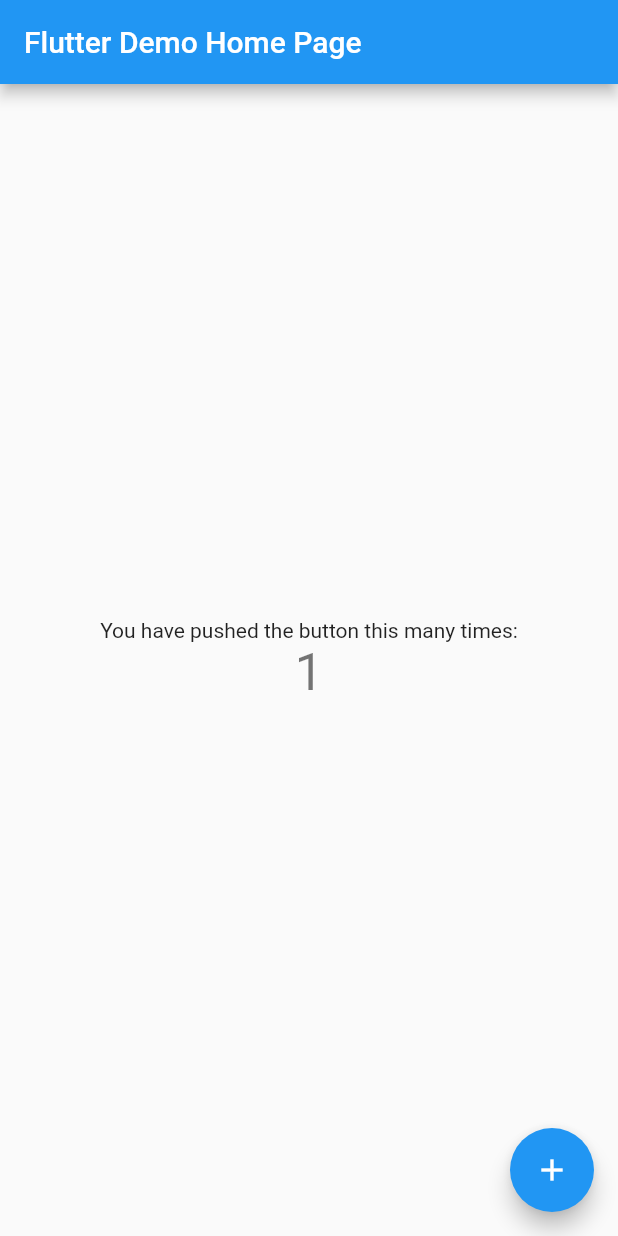
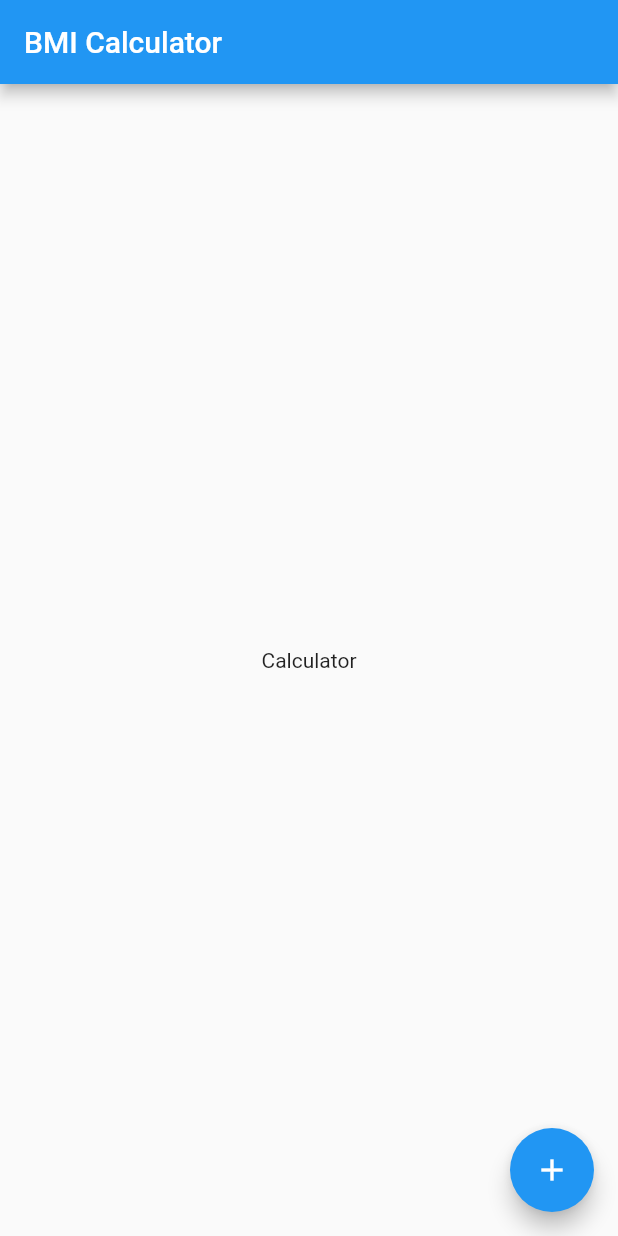
Before and after one commit to nestorsgarzonc/BMI_calculator, a Flutter app: the screen it shows after launch, after a tap on the "add" icon, on a phone screen of 412 x 824 dp. Run offline on Flutter 3.47's test engine with Material 2 defaults, Android fonts, the phone set to English and light mode, and no system bars.

Commit message:
init proyect

```diff
--- a/lib/main.dart
+++ b/lib/main.dart
@@ -3,109 +3,34 @@ import 'package:flutter/material.dart';
 void main() => runApp(MyApp());
 
 class MyApp extends StatelessWidget {
-  // This widget is the root of your application.
   @override
   Widget build(BuildContext context) {
     return MaterialApp(
-      title: 'Flutter Demo',
-      theme: ThemeData(
-        // This is the theme of your application.
-        //
-        // Try running your application with "flutter run". You'll see the
-        // application has a blue toolbar. Then, without quitting the app, try
-        // changing the primarySwatch below to Colors.green and then invoke
-        // "hot reload" (press "r" in the console where you ran "flutter run",
-        // or simply save your changes to "hot reload" in a Flutter IDE).
-        // Notice that the counter didn't reset back to zero; the application
-        // is not restarted.
-        primarySwatch: Colors.blue,
-      ),
-      home: MyHomePage(title: 'Flutter Demo Home Page'),
+      title: 'Material App',
+      home: InputPage(),
     );
   }
 }
 
-class MyHomePage extends StatefulWidget {
-  MyHomePage({Key key, this.title}) : super(key: key);
-
-  // This widget is the home page of your application. It is stateful, meaning
-  // that it has a State object (defined below) that contains fields that affect
-  // how it looks.
-
-  // This class is the configuration for the state. It holds the values (in this
-  // case the title) provided by the parent (in this case the App widget) and
-  // used by the build method of the State. Fields in a Widget subclass are
-  // always marked "final".
-
-  final String title;
+class InputPage extends StatefulWidget {
+  InputPage({Key key}) : super(key: key);
 
   @override
-  _MyHomePageState createState() => _MyHomePageState();
+  _InputPageState createState() => _InputPageState();
 }
 
-class _MyHomePageState extends State<MyHomePage> {
-  int _counter = 0;
-
-  void _incrementCounter() {
-    setState(() {
-      // This call to setState tells the Flutter framework that something has
-      // changed in this State, which causes it to rerun the build method below
-      // so that the display can reflect the updated values. If we changed
-      // _counter without calling setState(), then the build method would not be
-      // called again, and so nothing would appear to happen.
-      _counter++;
-    });
-  }
-
+class _InputPageState extends State<InputPage> {
   @override
   Widget build(BuildContext context) {
-    // This method is rerun every time setState is called, for instance as done
-    // by the _incrementCounter method above.
-    //
-    // The Flutter framework has been optimized to make rerunning build methods
-    // fast, so that you can just rebuild anything that needs updating rather
-    // than having to individually change instances of widgets.
     return Scaffold(
       appBar: AppBar(
-        // Here we take the value from the MyHomePage object that was created by
-        // the App.build method, and use it to set our appbar title.
-        title: Text(widget.title),
+        title: Text('BMI Calculator'),
       ),
-      body: Center(
-        // Center is a layout widget. It takes a single child and positions it
-        // in the middle of the parent.
-        child: Column(
-          // Column is also a layout widget. It takes a list of children and
-          // arranges them vertically. By default, it sizes itself to fit its
-          // children horizontally, and tries to be as tall as its parent.
-          //
-          // Invoke "debug painting" (press "p" in the console, choose the
-          // "Toggle Debug Paint" action from the Flutter Inspector in Android
-          // Studio, or the "Toggle Debug Paint" command in Visual Studio Code)
-          // to see the wireframe for each widget.
-          //
-          // Column has various properties to control how it sizes itself and
-          // how it positions its children. Here we use mainAxisAlignment to
-          // center the children vertically; the main axis here is the vertical
-          // axis because Columns are vertical (the cross axis would be
-          // horizontal).
-          mainAxisAlignment: MainAxisAlignment.center,
-          children: <Widget>[
-            Text(
-              'You have pushed the button this many times:',
-            ),
-            Text(
-              '$_counter',
-              style: Theme.of(context).textTheme.display1,
-            ),
-          ],
-        ),
+      body: Center(child: Text('Calculator')),
+      floatingActionButton: FloatingActionButton(
+        child: Icon(Icons.add),
+        onPressed: () {},
       ),
-      floatingActionButton: FloatingActionButton(
-        onPressed: _incrementCounter,
-        tooltip: 'Increment',
-        child: Icon(Icons.add),
-      ), // This trailing comma makes auto-formatting nicer for build methods.
     );
   }
 }
--- a/pubspec.yaml
+++ b/pubspec.yaml
@@ -23,7 +23,7 @@ dependencies:
   # The following adds the Cupertino Icons font to your application.
   # Use with the CupertinoIcons class for iOS style icons.
   cupertino_icons: ^0.1.2
-
+  font_awesome_flutter: ^8.5.0
 dev_dependencies:
   flutter_test:
     sdk: flutter
```
Also changed, not shown: pubspec.lock.
